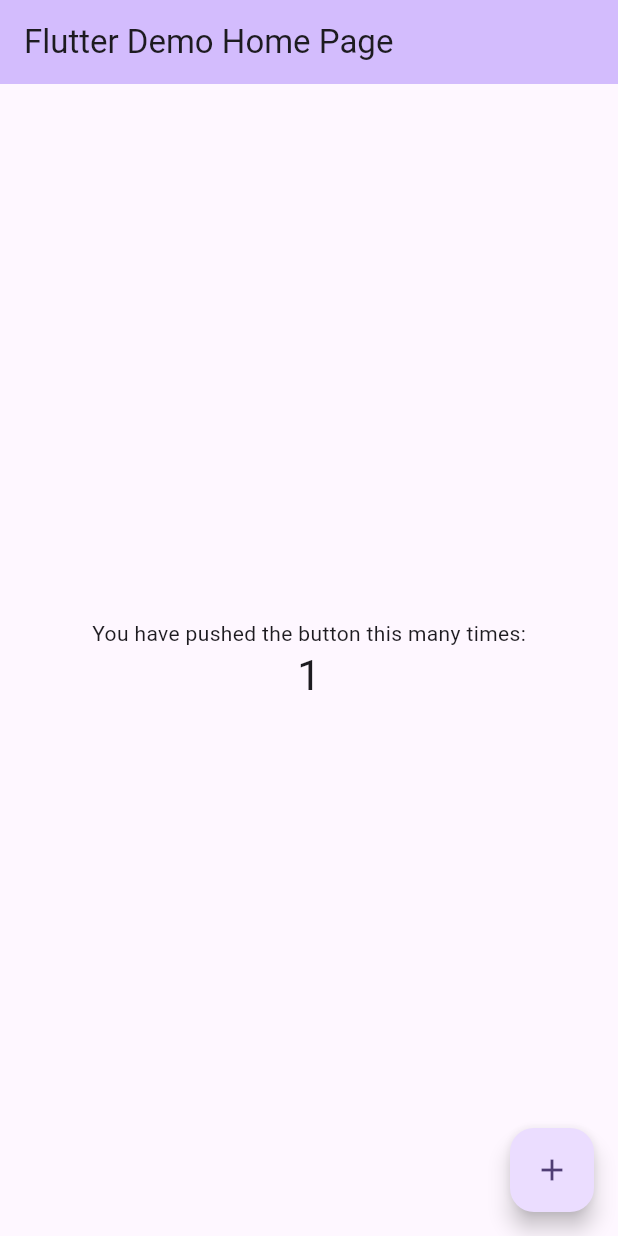
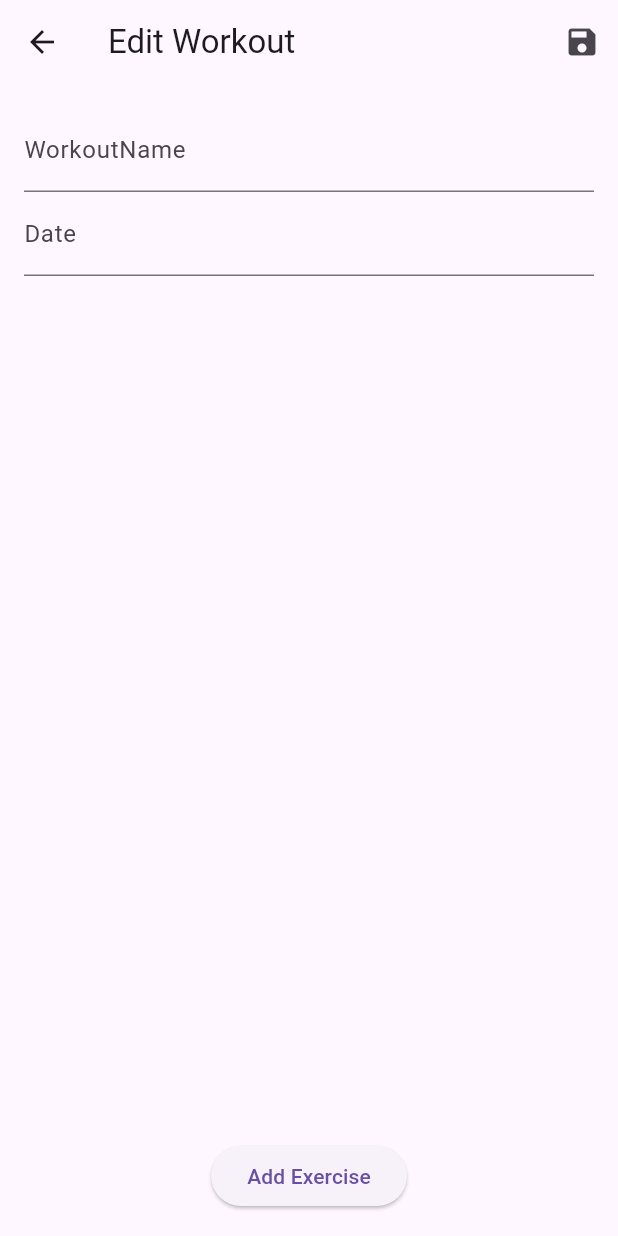
Before and after one commit to kauesiqueiraa/routine_gym_app, a Flutter app: the screen it shows after launch, after a tap on the "add" icon, on a phone screen of 412 x 824 dp. Run offline on Flutter 3.47's test engine with Material 3 defaults, Android fonts, the phone set to English and light mode, and no system bars.

Commit message:
feat:basic system functions

```diff
--- a/lib/main.dart
+++ b/lib/main.dart
@@ -1,4 +1,7 @@
 import 'package:flutter/material.dart';
+import 'package:provider/provider.dart';
+import 'package:routine_gym_app/providers/workouts_provider.dart';
+import 'package:routine_gym_app/screens/home_screen.dart';
 
 void main() {
   runApp(const MyApp());
@@ -10,116 +13,16 @@
   // This widget is the root of your application.
   @override
   Widget build(BuildContext context) {
-    return MaterialApp(
-      title: 'Flutter Demo',
-      theme: ThemeData(
-        // This is the theme of your application.
-        //
-        // TRY THIS: Try running your application with "flutter run". You'll see
-        // the application has a purple toolbar. Then, without quitting the app,
-        // try changing the seedColor in the colorScheme below to Colors.green
-        // and then invoke "hot reload" (save your changes or press the "hot
-        // reload" button in a Flutter-supported IDE, or press "r" if you used
-        // the command line to start the app).
-        //
-        // Notice that the counter didn't reset back to zero; the application
-        // state is not lost during the reload. To reset the state, use hot
-        // restart instead.
-        //
-        // This works for code too, not just values: Most code changes can be
-        // tested with just a hot reload.
-        colorScheme: ColorScheme.fromSeed(seedColor: Colors.deepPurple),
-        useMaterial3: true,
+    return ChangeNotifierProvider(
+      create: (ctx) => WorkoutsProvider(),
+      child: MaterialApp(
+        title: 'Gym Routine',
+        theme: ThemeData(
+          primarySwatch: Colors.amber,
+          useMaterial3: true,
+        ),
+        home: const HomeScreen(),
       ),
-      home: const MyHomePage(title: 'Flutter Demo Home Page'),
     );
   }
 }
-
-class MyHomePage extends StatefulWidget {
-  const MyHomePage({super.key, required this.title});
-
-  // This widget is the home page of your application. It is stateful, meaning
-  // that it has a State object (defined below) that contains fields that affect
-  // how it looks.
-
-  // This class is the configuration for the state. It holds the values (in this
-  // case the title) provided by the parent (in this case the App widget) and
-  // used by the build method of the State. Fields in a Widget subclass are
-  // always marked "final".
-
-  final String title;
-
-  @override
-  State<MyHomePage> createState() => _MyHomePageState();
-}
-
-class _MyHomePageState extends State<MyHomePage> {
-  int _counter = 0;
-
-  void _incrementCounter() {
-    setState(() {
-      // This call to setState tells the Flutter framework that something has
-      // changed in this State, which causes it to rerun the build method below
-      // so that the display can reflect the updated values. If we changed
-      // _counter without calling setState(), then the build method would not be
-      // called again, and so nothing would appear to happen.
-      _counter++;
-    });
-  }
-
-  @override
-  Widget build(BuildContext context) {
-    // This method is rerun every time setState is called, for instance as done
-    // by the _incrementCounter method above.
-    //
-    // The Flutter framework has been optimized to make rerunning build methods
-    // fast, so that you can just rebuild anything that needs updating rather
-    // than having to individually change instances of widgets.
-    return Scaffold(
-      appBar: AppBar(
-        // TRY THIS: Try changing the color here to a specific color (to
-        // Colors.amber, perhaps?) and trigger a hot reload to see the AppBar
-        // change color while the other colors stay the same.
-        backgroundColor: Theme.of(context).colorScheme.inversePrimary,
-        // Here we take the value from the MyHomePage object that was created by
-        // the App.build method, and use it to set our appbar title.
-        title: Text(widget.title),
-      ),
-      body: Center(
-        // Center is a layout widget. It takes a single child and positions it
-        // in the middle of the parent.
-        child: Column(
-          // Column is also a layout widget. It takes a list of children and
-          // arranges them vertically. By default, it sizes itself to fit its
-          // children horizontally, and tries to be as tall as its parent.
-          //
-          // Column has various properties to control how it sizes itself and
-          // how it positions its children. Here we use mainAxisAlignment to
-          // center the children vertically; the main axis here is the vertical
-          // axis because Columns are vertical (the cross axis would be
-          // horizontal).
-          //
-          // TRY THIS: Invoke "debug painting" (choose the "Toggle Debug Paint"
-          // action in the IDE, or press "p" in the console), to see the
-          // wireframe for each widget.
-          mainAxisAlignment: MainAxisAlignment.center,
-          children: <Widget>[
-            const Text(
-              'You have pushed the button this many times:',
-            ),
-            Text(
-              '$_counter',
-              style: Theme.of(context).textTheme.headlineMedium,
-            ),
-          ],
-        ),
-      ),
-      floatingActionButton: FloatingActionButton(
-        onPressed: _incrementCounter,
-        tooltip: 'Increment',
-        child: const Icon(Icons.add),
-      ), // This trailing comma makes auto-formatting nicer for build methods.
-    );
-  }
-}
--- /dev/null
+++ b/lib/models/exercise_model.dart
@@ -0,0 +1,15 @@
+class ExerciseModel {
+  String id;
+  String name;
+  int sets;
+  int reps;
+  double weight;
+
+  ExerciseModel({
+    required this.id,
+    required this.name,
+    required this.sets,
+    required this.reps,
+    required this.weight,
+  });
+}
--- /dev/null
+++ b/lib/models/workout_model.dart
@@ -0,0 +1,15 @@
+import 'package:routine_gym_app/models/exercise_model.dart';
+
+class WorkoutModel {
+  String id;
+  String name;
+  List<ExerciseModel> exercises;
+  DateTime date;
+
+  WorkoutModel({
+    required this.id,
+    required this.name,
+    required this.exercises,
+    required this.date,
+  });
+}
--- /dev/null
+++ b/lib/providers/workouts_provider.dart
@@ -0,0 +1,29 @@
+import 'package:flutter/material.dart';
+import 'package:routine_gym_app/models/workout_model.dart';
+
+class WorkoutsProvider with ChangeNotifier {
+  final List<WorkoutModel> _workouts = [];
+
+  List<WorkoutModel> get workouts => _workouts;
+
+  void addWorkout(WorkoutModel workoutModel) {
+    final index = _workouts.indexWhere((w) => w.id == workoutModel.id);
+    if (index >= 0) {
+      _workouts[index] = workoutModel;
+      notifyListeners();
+    }
+  }
+
+  void updateWorkout(WorkoutModel workoutModel) {
+    final index = _workouts.indexWhere((w) => w.id == workoutModel.id);
+    if (index >= 0) {
+      _workouts[index] = workoutModel;
+      notifyListeners();
+    }
+  }
+
+  void deleteWorkout(String id) {
+    _workouts.removeWhere((workout) => workout.id == id);
+    notifyListeners();
+  }
+}
--- /dev/null
+++ b/lib/screens/add_edit_workout_screen.dart
@@ -0,0 +1,120 @@
+import 'package:flutter/material.dart';
+import 'package:provider/provider.dart';
+import 'package:routine_gym_app/models/exercise_model.dart';
+import 'package:routine_gym_app/models/workout_model.dart';
+import 'package:routine_gym_app/providers/workouts_provider.dart';
+
+class AddEditWorkoutScreen extends StatefulWidget {
+  final WorkoutModel? workout;
+
+  const AddEditWorkoutScreen({super.key,this.workout});
+
+  @override
+  AddEditWorkoutScreenState createState() => AddEditWorkoutScreenState();
+}
+
+class AddEditWorkoutScreenState extends State<AddEditWorkoutScreen> {
+  final _formKey = GlobalKey<FormState>();
+  final _nameController = TextEditingController();
+  final _dateController = TextEditingController();
+  List<ExerciseModel> _exercises = [];
+
+  @override
+  void initState() {
+    super.initState();
+    if (widget.workout != null) {
+      _nameController.text = widget.workout!.name;
+      _dateController.text = widget.workout!.date.toLocal().toString().split(' ')[0];
+      _exercises = widget.workout!.exercises;
+    }
+  }
+
+  void _saveForm() {
+    if (_formKey.currentState!.validate()) {
+      final newWorkout = WorkoutModel(
+        id: widget.workout?.id ?? DateTime.now().toString(),
+        name: _nameController.text,
+        date: DateTime.parse(_dateController.text),
+        exercises: _exercises,
+      );
+      if (widget.workout != null) {
+        Provider.of<WorkoutsProvider>(context, listen: false).addWorkout(newWorkout);
+      } else {
+        Provider.of<WorkoutsProvider>(context, listen: false).updateWorkout(newWorkout);
+      }
+      Navigator.of(context).pop();
+    }
+  }
+
+  @override
+  Widget build(BuildContext context) {
+    return Scaffold(
+      appBar: AppBar(
+        title: Text(widget.workout != null ? 'Add Workout' : 'Edit Workout'),
+        actions: [
+          IconButton(
+            icon: const Icon(Icons.save),
+            onPressed: _saveForm,
+          ),
+        ],
+      ),
+      body: Padding(
+        padding: const EdgeInsets.all(16.0),
+        child: Form(
+          key: _formKey,
+          child: Column(
+            children: [
+              TextFormField(
+                controller: _nameController,
+                decoration: const InputDecoration(labelText: 'WorkoutName'),
+                validator: (value) {
+                  if (value == null || value.isEmpty) {
+                    return 'WorkoutName is required';
+                  }
+                  return null;
+                },
+              ),
+              TextFormField(
+                controller: _dateController,
+                decoration: const InputDecoration(labelText: 'Date'),
+                validator: (value) {
+                  if (value == null || value.isEmpty) {
+                    return 'Date is required';
+                  }
+                  return null;
+                },
+              ),
+              Expanded(
+                child: ListView.builder(
+                  itemCount: _exercises.length,
+                  itemBuilder: (ctx, index) {
+                    final exercise = _exercises[index];
+                    return ListTile(
+                      title: Text(exercise.name),
+                      subtitle: Text('${exercise.sets} sets x ${exercise.reps} reps @ ${exercise.weight}kg'),
+                      trailing: IconButton(
+                        icon: const Icon(Icons.delete),
+                        onPressed: () {
+                          setState(() {
+                            _exercises.removeAt(index);
+                          });
+                        },
+                      ),
+                    );
+                  }
+                ),
+              ),
+              ElevatedButton(
+                onPressed: () {
+
+                }, child: const Text('Add Exercise'),
+              )
+            ],
+          )
+        ),
+      )
+    );
+  }
+
+
+}
--- /dev/null
+++ b/lib/screens/home_screen.dart
@@ -0,0 +1,50 @@
+import 'package:flutter/material.dart';
+import 'package:provider/provider.dart';
+import 'package:routine_gym_app/providers/workouts_provider.dart';
+import 'package:routine_gym_app/screens/add_edit_workout_screen.dart';
+import 'package:routine_gym_app/screens/workout_detail_screen.dart';
+
+class HomeScreen extends StatelessWidget {
+  const HomeScreen({super.key});
+
+  @override
+  Widget build(BuildContext context) {
+    return Scaffold(
+      appBar: AppBar(
+        title: const Text('Gym Routine'),
+        backgroundColor: Colors.amber,
+      ),
+      body: Consumer<WorkoutsProvider>(
+        builder: (ctx, workoutsProvider, _) {
+          final workouts = workoutsProvider.workouts;
+          return ListView.builder(
+            itemCount: workouts.length,
+            itemBuilder: (ctx, index) {
+              return ListTile(
+                title: Text(workouts[index].name),
+                subtitle: Text(workouts[index].date.toLocal().toString().split(' ')[0]),
+                onTap: () {
+                  Navigator.of(context).push(
+                    MaterialPageRoute(
+                      builder: (ctx) => WorkoutDetailsScreen(workout: workouts[index]),
+                    ),
+                  );
+                },
+              );
+            },
+          );
+        },
+      ),
+      floatingActionButton: FloatingActionButton(
+        child: const Icon(Icons.add),
+        onPressed: () {
+          Navigator.of(context).push(
+            MaterialPageRoute(
+              builder: (ctx) => const AddEditWorkoutScreen(),
+            ),
+          );
+        },
+      )
+    );
+  }
+}
--- /dev/null
+++ b/lib/screens/workout_detail_screen.dart
@@ -0,0 +1,40 @@
+import 'package:flutter/material.dart';
+import 'package:routine_gym_app/models/workout_model.dart';
+
+class WorkoutDetailsScreen extends StatelessWidget {
+  final WorkoutModel workout;
+
+  const WorkoutDetailsScreen({super.key, required this.workout});
+
+  @override
+  Widget build(BuildContext context) {
+    return Scaffold(
+      appBar: AppBar(
+        title: Text(workout.name),
+        backgroundColor: Colors.amber,
+        actions: [
+          IconButton(
+            icon: const Icon(Icons.edit),
+            onPressed: () {
+              // Navigator.of(context).push(
+              //   MaterialPageRoute(
+              //     builder: (context) => AddEditWorkoutScreen(workout: workout),
+              //   ),
+              // );
+            }
+          )
+        ],
+      ),
+      body: ListView.builder(
+        itemCount: workout.exercises.length,
+        itemBuilder: (ctx, index) {
+          final exercise = workout.exercises[index];
+          return ListTile(
+            title: Text(exercise.name),
+            subtitle: Text('${exercise.sets} sets x ${exercise.reps} reps @ ${exercise.weight}kg'),
+          );
+        }
+      ),
+    );
+  }
+}
--- a/pubspec.yaml
+++ b/pubspec.yaml
@@ -35,6 +35,7 @@ dependencies:
   # The following adds the Cupertino Icons font to your application.
   # Use with the CupertinoIcons class for iOS style icons.
   cupertino_icons: ^1.0.6
+  provider: ^6.1.2
 
 dev_dependencies:
   flutter_test:
```
Also changed, not shown: lib/models/goal_model.dart (added, +13 -0 lines), pubspec.lock.
